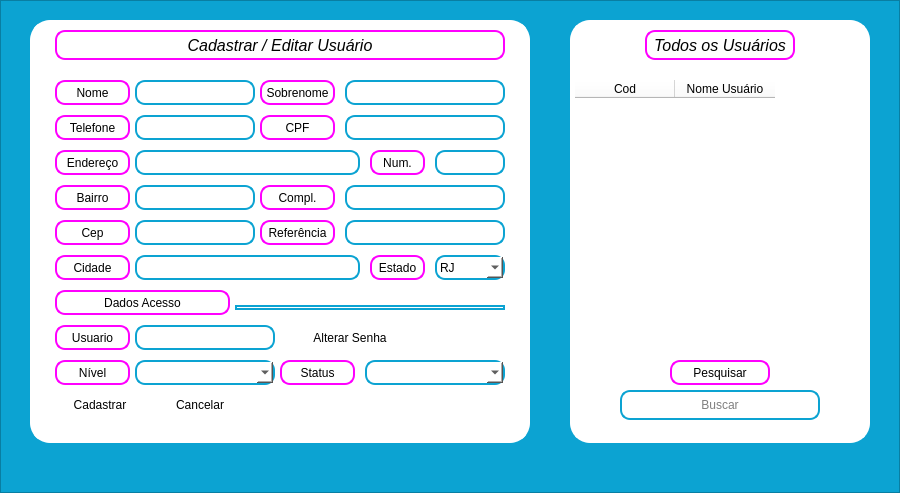
Above: Views/usuarios.ui from joaovilker/PDV before the change. Below: the same form after it.
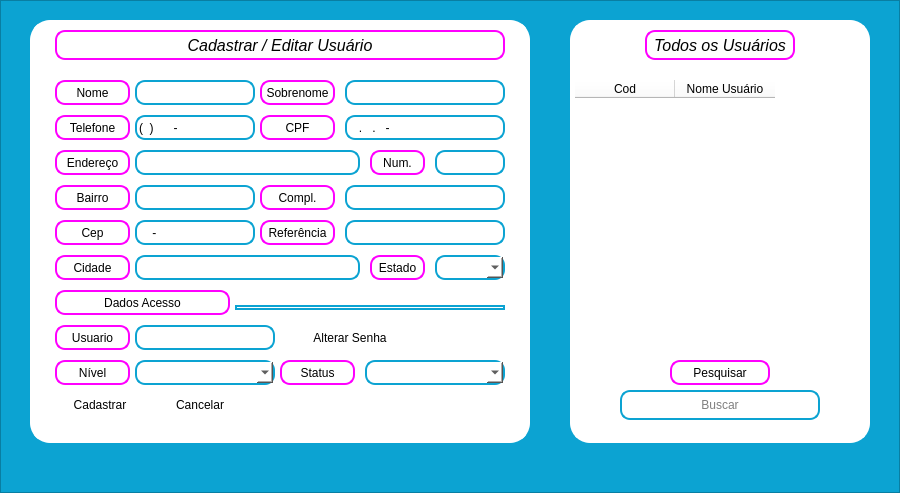
That is the form after the change. Icons and pictures are not drawn.

Commit message: Ajuste selação Usuário

Patch:
```diff
--- a/Views/usuarios.ui
+++ b/Views/usuarios.ui
@@ -198,8 +198,11 @@
 background: #FFF;
 color: #000</string>
      </property>
+     <property name="inputMask">
+      <string>(00) 00000-0000; </string>
+     </property>
      <property name="text">
-      <string/>
+      <string>() -</string>
      </property>
     </widget>
     <widget class="QLabel" name="label_clientes_3">
@@ -304,8 +307,11 @@
 background: #FFF;
 color: #000</string>
      </property>
+     <property name="inputMask">
+      <string>000.000.000-00; </string>
+     </property>
      <property name="text">
-      <string/>
+      <string>..-</string>
      </property>
     </widget>
     <widget class="QLabel" name="label_clientes_5">
@@ -618,18 +624,8 @@
 color: #000</string>
      </property>
      <property name="currentIndex">
-      <number>0</number>
+      <number>-1</number>
      </property>
-     <item>
-      <property name="text">
-       <string>RJ</string>
-      </property>
-     </item>
-     <item>
-      <property name="text">
-       <string>SP</string>
-      </property>
-     </item>
     </widget>
     <widget class="QLabel" name="label_clientes_11">
      <property name="geometry">
@@ -680,8 +676,11 @@
 background: #FFF;
 color: #000</string>
      </property>
+     <property name="inputMask">
+      <string>0000-000; </string>
+     </property>
      <property name="text">
-      <string/>
+      <string>-</string>
      </property>
     </widget>
     <widget class="QLabel" name="label_clientes_12">
```
The commit also changes 2 other files.
